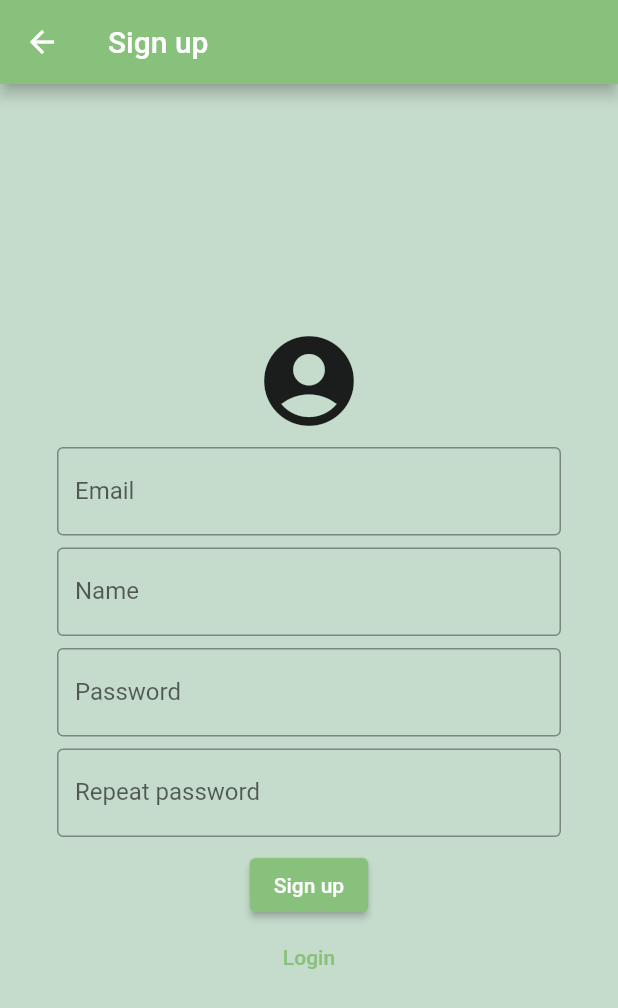
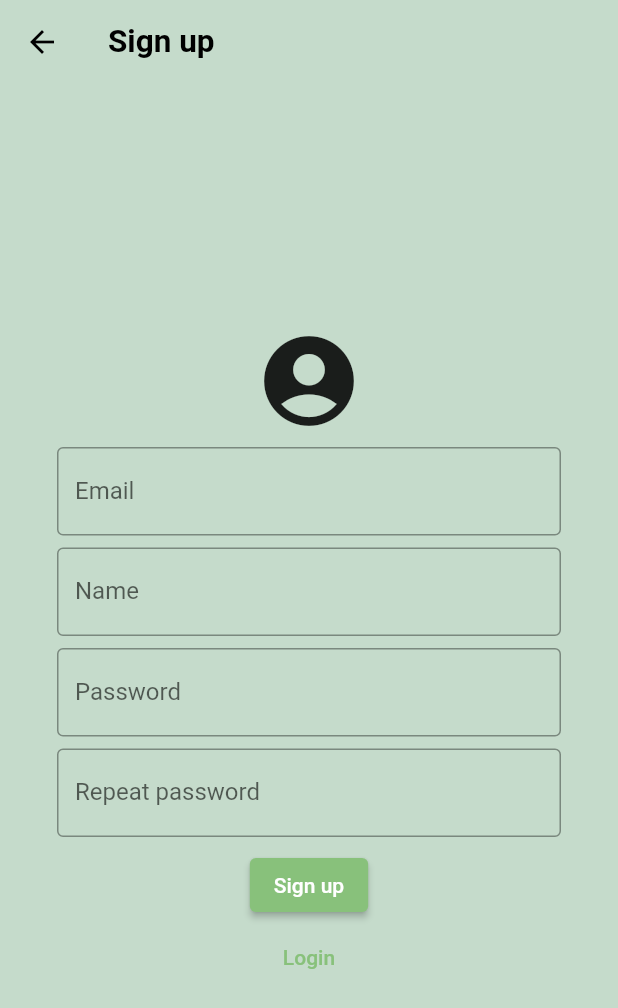
Before and after one commit to OlyNet/olydorfapp, a Flutter app: the SignUpView screen opened by its route, on a phone screen of 412 x 824 dp. Shown: the top 1008 px of the screen. Run offline on Flutter 3.47's test engine with Material 2 defaults, Android fonts, the phone set to English and light mode, and no system bars; our stand-ins replace appwrite, flutter_chat_types, flutter_chat_ui, flutter_map, flutter_speed_dial, hooks_riverpod and 3 more; accounts and stored records are empty; network calls fail.

Commit message:
improve light appbar theme

```diff
--- a/lib/global/themes.dart
+++ b/lib/global/themes.dart
@@ -6,6 +6,14 @@ const Color altColor = Color.fromRGBO(197, 219, 203, 1); // #c5dbcb
 
 ThemeData lightTheme = ThemeData(
   brightness: Brightness.light,
+  appBarTheme: const AppBarTheme(
+    color: Colors.transparent,
+    elevation: 0,
+    iconTheme: IconThemeData(color: Colors.black),
+    titleTextStyle: TextStyle(
+        color: Colors.black, fontWeight: FontWeight.bold, fontSize: 21),
+    actionsIconTheme: IconThemeData(color: Colors.black),
+  ),
   scaffoldBackgroundColor: altColor,
   toggleableActiveColor: accentColor,
   colorScheme: const ColorScheme.light()
```
